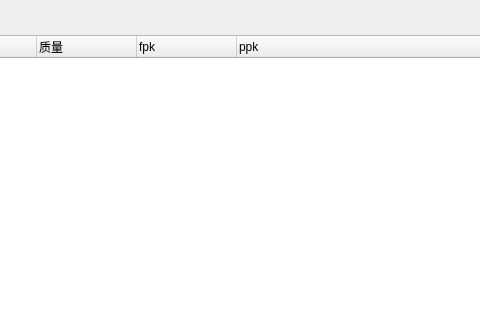
The window that ui/PlotCheckWidget.ui (penglecn/ChiaTools) describes before a commit, drawn with Qt 5; both pictures show x 264 to 744 and y 0 to 320 of the 969 by 628 pixel window.
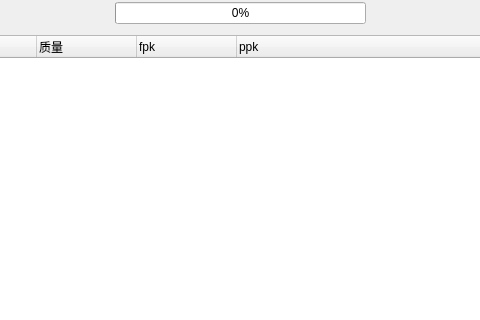
The same window after the commit.

Commit message: 开发plot检查功能

Patch:
```diff
--- a/ui/PlotCheckWidget.ui
+++ b/ui/PlotCheckWidget.ui
@@ -71,6 +71,13 @@
        </property>
       </widget>
      </item>
+     <item>
+      <widget class="QProgressBar" name="progressCheck">
+       <property name="value">
+        <number>0</number>
+       </property>
+      </widget>
+     </item>
      <item>
       <spacer name="horizontalSpacer">
        <property name="orientation">
```
The commit also changes 2 other files.
